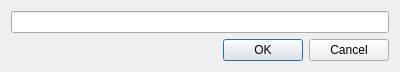
Qt form CaX/dialog/searchdialog.ui (fsest4u/CaX_03) before a commit.
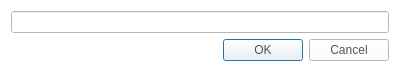
The same form after that commit.

Commit message: [dialog] apply to style

```diff
--- a/CaX/dialog/searchdialog.ui
+++ b/CaX/dialog/searchdialog.ui
@@ -7,12 +7,33 @@
     <x>0</x>
     <y>0</y>
     <width>400</width>
-    <height>66</height>
+    <height>60</height>
    </rect>
   </property>
   <property name="windowTitle">
    <string>Dialog</string>
   </property>
+  <property name="styleSheet">
+   <string notr="true">QLabel
+{
+	color: rgb(84, 84, 84);
+	font: 14pt &quot;Segoe UI&quot;;
+}
+QPushButton
+{
+	color: rgb(84, 84, 84);
+	font: 14pt &quot;Segoe UI&quot;;
+}
+QLineEdit
+{
+	color: rgb(84, 84, 84);
+	font: 14pt &quot;Segoe UI&quot;;
+}
+QWidget
+{
+	background-color: rgb(255, 255, 255);
+}</string>
+  </property>
   <layout class="QGridLayout" name="gridLayout">
    <item row="0" column="0">
     <widget class="QLineEdit" name="lineEdit"/>
```
The commit also changes 7 other files.
